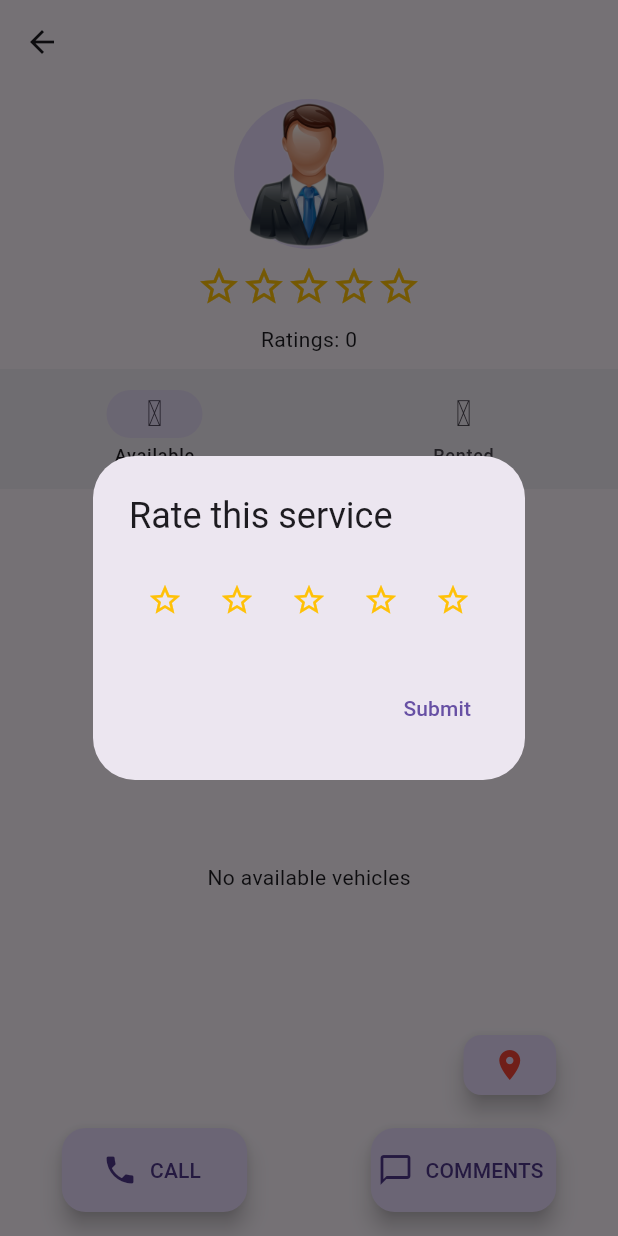
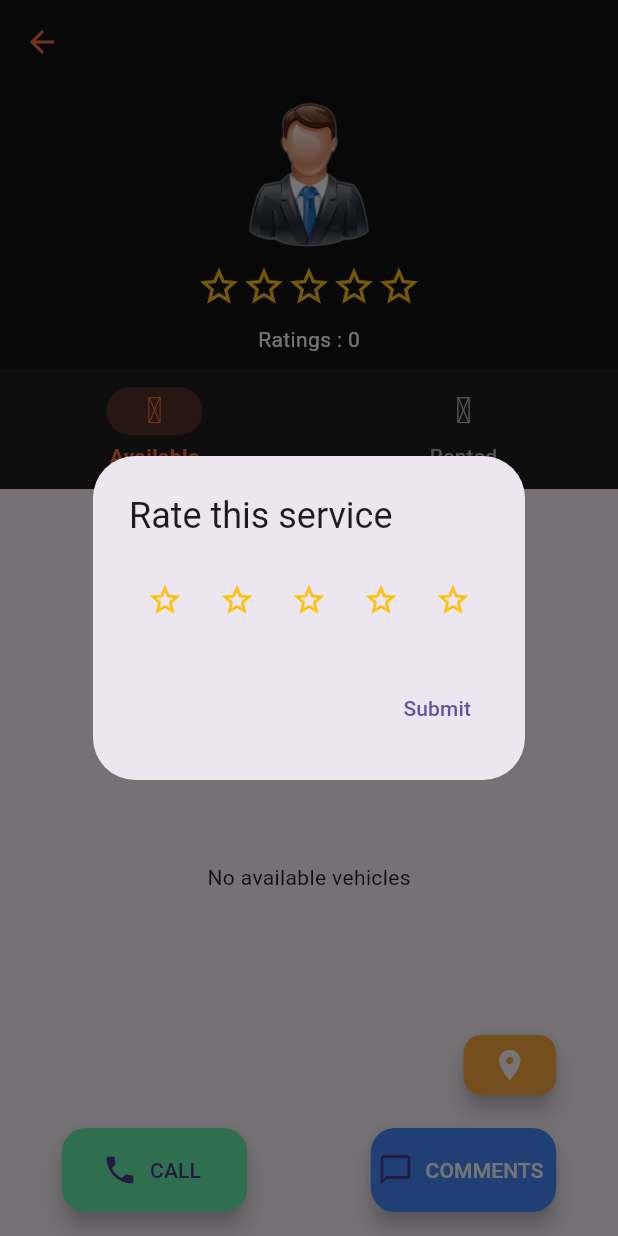
Before and after one commit to lotfi-gg/rentme-repo, a Flutter app: the PublicProfile screen opened directly with empty values, after a tap on the "star border" icon, on a phone screen of 412 x 824 dp. Run offline on Flutter 3.47's test engine with Material 3 defaults, Android fonts, the light colour scheme and no system bars; our stand-ins replace awesome_dialog, cloud_firestore, firebase_auth, firebase_core, firebase_messaging, firebase_storage and 6 more; accounts and stored records are empty.

Commit message:
making app pro2

```diff
--- a/lib/home/home_page.dart
+++ b/lib/home/home_page.dart
@@ -11,7 +11,7 @@ import 'package:rentme/public%20profile/public_profile.dart';
 import 'dart:math' show cos, sqrt, asin;
 
 import 'package:rentme/home/search_by_car.dart';
-import 'package:rentme/home/search_by_location.dart';
+import 'package:rentme/home/search_results.dart';
 
 class HomePage extends StatefulWidget {
   const HomePage({super.key});
@@ -151,7 +151,7 @@ class _HomePageState extends State<HomePage> {
                     letterSpacing: 1.1,
                   ),
                 ),
-                backgroundColor: Colors.deepPurpleAccent,
+                backgroundColor: Colors.blueAccent,
                 foregroundColor: Colors.white,
                 elevation: 6,
                 shape: RoundedRectangleBorder(
@@ -363,7 +363,7 @@ class _HomePageState extends State<HomePage> {
                                         Navigator.push(
                                           context,
                                           MaterialPageRoute(
-                                            builder: (_) => SearchByLocation(
+                                            builder: (_) => SearchResults(
                                               country: selectedCountry,
                                               province: selectedProvince,
                                               townhall: selectedTownhall,
--- a/lib/public profile/public_profile.dart
+++ b/lib/public profile/public_profile.dart
@@ -111,7 +111,10 @@ class _PublicProfileState extends State<PublicProfile> {
               ),
             ),
             const SizedBox(height: 10),
-            Text('Ratings: $ratingCount'),
+            Text(
+              'Ratings : $ratingCount',
+              style: TextStyle(color: Colors.white),
+            ),
           ],
         );
       },
@@ -121,7 +124,21 @@ class _PublicProfileState extends State<PublicProfile> {
   @override
   Widget build(BuildContext context) {
     return Scaffold(
-      appBar: AppBar(title: Text(widget.user.agencyname!)),
+      backgroundColor: Color(0xFF121212),
+      appBar: AppBar(
+        backgroundColor: const Color(0xFF121212),
+        elevation: 0,
+        iconTheme: const IconThemeData(color: Colors.deepOrangeAccent),
+        title: Text(
+          widget.user.agencyname ?? "Profile",
+          style: const TextStyle(
+            fontWeight: FontWeight.bold,
+            color: Colors.white,
+          ),
+        ),
+        centerTitle: true,
+      ),
+
       floatingActionButtonLocation: FloatingActionButtonLocation.centerFloat,
       floatingActionButton: _buildFloatingButtons(),
       body: Column(
@@ -129,6 +146,7 @@ class _PublicProfileState extends State<PublicProfile> {
         children: [
           const SizedBox(height: 10),
           CircleAvatar(
+            backgroundColor: Colors.transparent,
             radius: 50,
             child: Image.asset('images/user logo.png', height: 150),
           ),
@@ -138,7 +156,33 @@ class _PublicProfileState extends State<PublicProfile> {
 
           const SizedBox(height: 10),
 
-          NavigationBar(
+          NavigationBarTheme(
+            data: NavigationBarThemeData(
+              backgroundColor: const Color(0xFF1E1E1E),
+              indicatorColor: Colors.deepOrangeAccent.withOpacity(0.25),
+              labelTextStyle: MaterialStateProperty.resolveWith<TextStyle>((
+                states,
+              ) {
+                if (states.contains(MaterialState.selected)) {
+                  return const TextStyle(
+                    color: Colors.deepOrangeAccent, // ✅ selected label color
+                    fontWeight: FontWeight.bold,
+                  );
+                }
+                return const TextStyle(
+                  color: Colors.white70, // ✅ unselected label color
+                );
+              }),
+              iconTheme: MaterialStateProperty.resolveWith<IconThemeData>((
+                states,
+              ) {
+                if (states.contains(MaterialState.selected)) {
+                  return const IconThemeData(color: Colors.deepOrangeAccent);
+                }
+                return const IconThemeData(color: Colors.white70);
+              }),
+            ),
+            child: NavigationBar(
               selectedIndex: currentIndex,
               onDestinationSelected: (value) {
                 setState(() {
@@ -151,8 +195,12 @@ class _PublicProfileState extends State<PublicProfile> {
                   icon: Icon(Iconsax.car),
                   label: 'Available',
                 ),
-              NavigationDestination(icon: Icon(Iconsax.car5), label: 'Rented'),
+                NavigationDestination(
+                  icon: Icon(Iconsax.car5),
+                  label: 'Rented',
+                ),
               ],
+            ),
           ),
 
           Expanded(
@@ -187,6 +235,7 @@ class _PublicProfileState extends State<PublicProfile> {
             SizedBox(
               width: MediaQuery.of(context).size.width * 0.15,
               child: FloatingActionButton(
+                backgroundColor: Colors.orangeAccent,
                 heroTag: "locationBtn",
                 mini: true,
                 onPressed: () async {
@@ -214,7 +263,7 @@ class _PublicProfileState extends State<PublicProfile> {
                     );
                   }
                 },
-                child: const Icon(Icons.location_on, color: Colors.red),
+                child: const Icon(Icons.location_on, color: Colors.white),
               ),
             ),
           ],
@@ -228,6 +277,7 @@ class _PublicProfileState extends State<PublicProfile> {
             SizedBox(
               width: MediaQuery.of(context).size.width * 0.3,
               child: FloatingActionButton.extended(
+                backgroundColor: Colors.greenAccent,
                 heroTag: "callBtn",
                 onPressed: () async {
                   final userDoc = await FirebaseFirestore.instance
@@ -254,6 +304,7 @@ class _PublicProfileState extends State<PublicProfile> {
             SizedBox(
               width: MediaQuery.of(context).size.width * 0.3,
               child: FloatingActionButton.extended(
+                backgroundColor: Colors.blueAccent,
                 heroTag: "commentBtn",
                 onPressed: () {
                   showModalBottomSheet(
@@ -444,7 +495,10 @@ class _PublicProfileState extends State<PublicProfile> {
                   );
                 },
                 icon: const Icon(Icons.messenger_outline),
-                label: const Text('COMMENTS'),
+                label: const Text(
+                  'COMMENTS',
+                  style: TextStyle(color: Colors.white),
+                ),
               ),
             ),
           ],
```
Also changed, not shown: lib/home/search_by_location.dart (deleted, +0 -86 lines), lib/home/search_results.dart (added, +168 -0 lines). Lines whose indentation alone changed are shown as unchanged.
